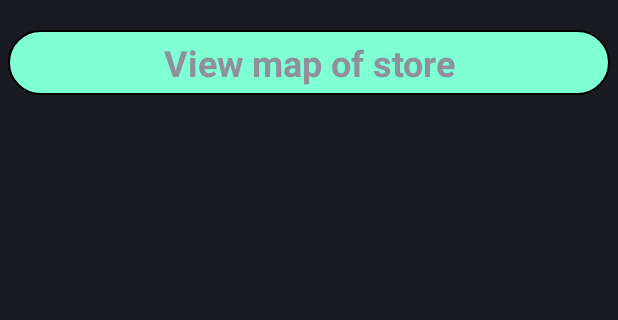
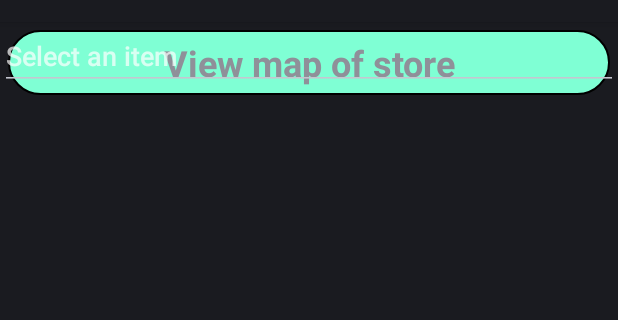
Before and after one commit to triminh12042002/MyStore, an Android app: the layout activity_main.xml on its own in the app's theme, with its tools: preview values and no code run, on a phone screen of 412 x 824 dp, the part 62-382 px from its top. Run offline under Robolectric (Android 15) with nearby library versions, the phone set to English and light mode, and no system bars.

Commit message:
Auto Complete Search main_activity.xml

```diff
--- a/app/src/main/res/layout/activity_main.xml
+++ b/app/src/main/res/layout/activity_main.xml
@@ -31,5 +31,14 @@
         app:layout_constraintStart_toStartOf="parent"
         app:layout_constraintTop_toBottomOf="@id/viewMapButton" />
 
+    <AutoCompleteTextView
+        android:id="@+id/autoComplete"
+        android:layout_width="match_parent"
+        android:layout_height="wrap_content"
+        android:completionThreshold="1"
+        android:hint="Select an item"
+        tools:layout_editor_absoluteX="5dp"
+        tools:layout_editor_absoluteY="2dp" />
+
 
 </androidx.constraintlayout.widget.ConstraintLayout>
```
